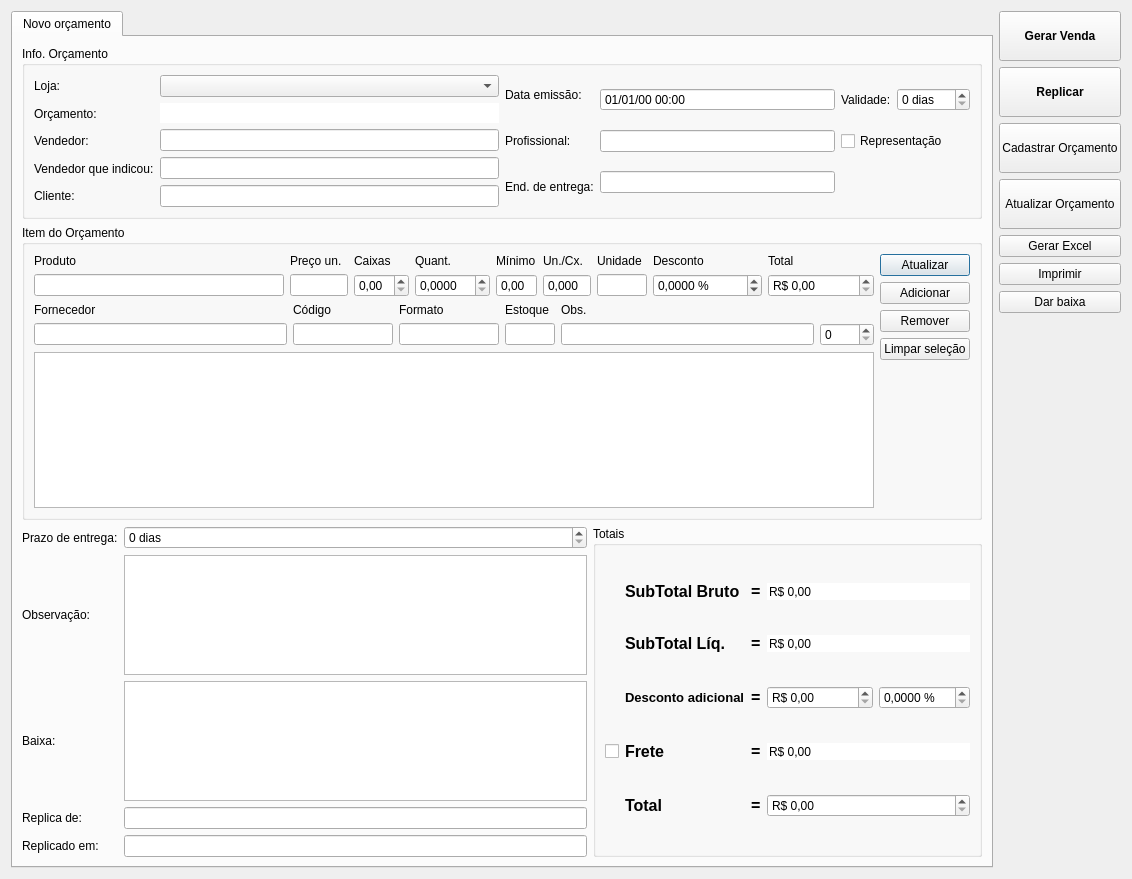
Above: ui/orcamento.ui from lellisls/ERP-STACCATO before the change. Below: the same form after it.
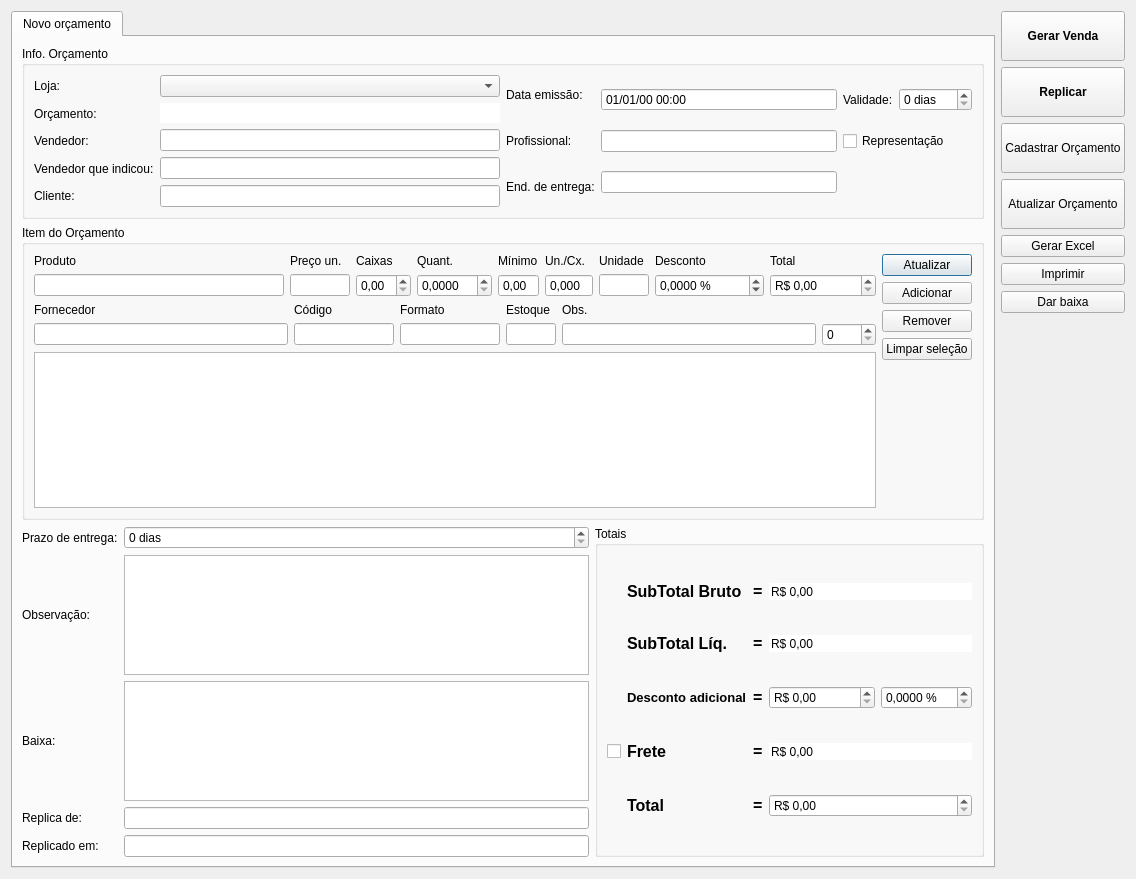
That is the form after the change. Custom widgets are drawn as their Qt base class.

What changed in the file:
```diff
--- a/ui/orcamento.ui
+++ b/ui/orcamento.ui
@@ -9,7 +9,7 @@
    <rect>
     <x>0</x>
     <y>0</y>
-    <width>1132</width>
+    <width>1136</width>
     <height>879</height>
    </rect>
   </property>
@@ -1138,6 +1138,9 @@
               <property name="correctionMode">
                <enum>QAbstractSpinBox::CorrectToNearestValue</enum>
               </property>
+              <property name="showGroupSeparator" stdset="0">
+               <bool>true</bool>
+              </property>
               <property name="maximum">
                <double>9999.989999999999782</double>
               </property>
@@ -1321,6 +1324,9 @@
               <property name="correctionMode">
                <enum>QAbstractSpinBox::CorrectToNearestValue</enum>
               </property>
+              <property name="showGroupSeparator" stdset="0">
+               <bool>true</bool>
+              </property>
               <property name="decimals">
                <number>4</number>
               </property>
@@ -1414,6 +1420,11 @@
   </layout>
  </widget>
  <customwidgets>
+  <customwidget>
+   <class>TableView</class>
+   <extends>QTableView</extends>
+   <header>src/tableview.h</header>
+  </customwidget>
   <customwidget>
    <class>ItemBox</class>
    <extends>QLineEdit</extends>
@@ -1424,11 +1435,6 @@
    <extends>QComboBox</extends>
    <header>src/combobox.h</header>
   </customwidget>
-  <customwidget>
-   <class>TableView</class>
-   <extends>QTableView</extends>
-   <header>src/tableview.h</header>
-  </customwidget>
   <customwidget>
    <class>LineEditDecimal</class>
    <extends>QLineEdit</extends>
```
